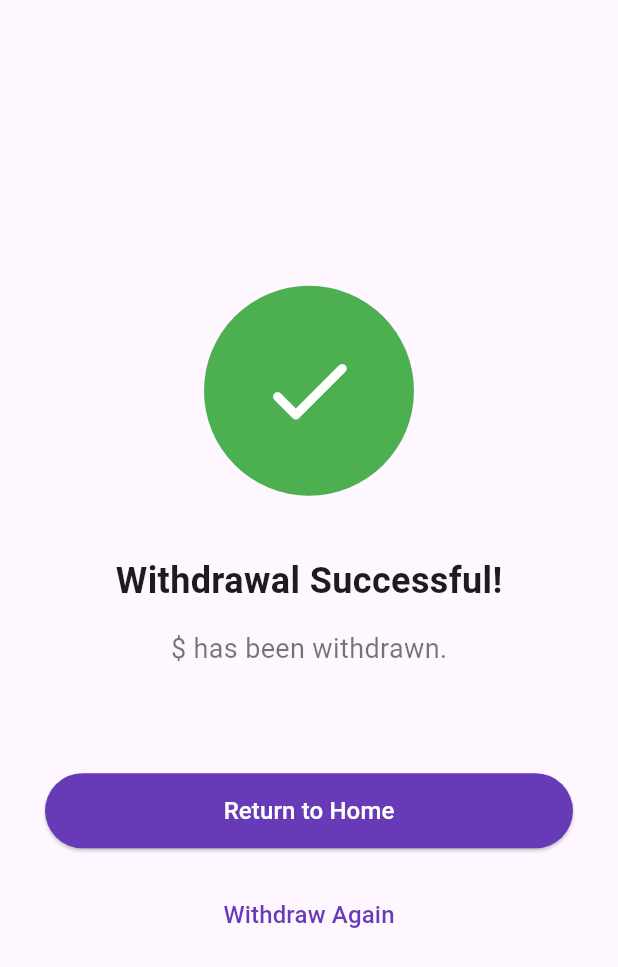
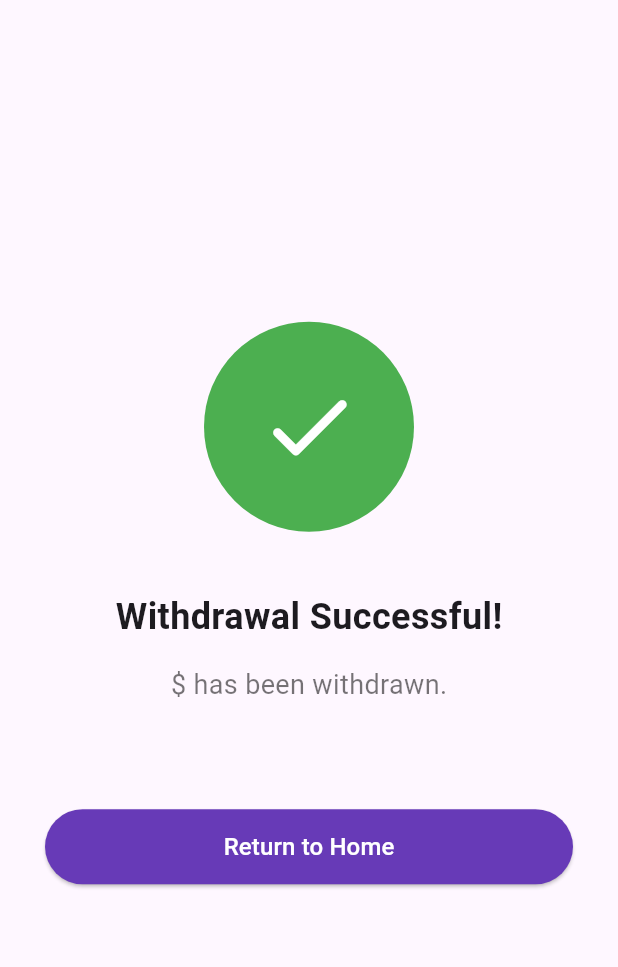
Before and after one commit to fanta1ty/flutter_e_wallet_app, a Flutter app: the _WithdrawSuccessPage screen opened directly with empty values, on a phone screen of 412 x 824 dp. Shown: the top 967 px of the screen. Run offline on Flutter 3.47's test engine with Material 3 defaults, Android fonts, the phone set to English and light mode, and no system bars; our stand-ins replace bloc, cloud_firestore, firebase_auth, firebase_core, flutter_bloc, google_fonts; accounts and stored records are empty.

Commit message:
Update withdraw_success.dart

```diff
--- a/e_wallet/lib/screen/withdraw_success/withdraw_success.dart
+++ b/e_wallet/lib/screen/withdraw_success/withdraw_success.dart
@@ -84,15 +84,6 @@ class _WithdrawSuccessPage extends StatelessWidget {
                 ),
               ),
               const SizedBox(height: 20),
-              TextButton(
-                onPressed: () {
-                  Navigator.pop(context); // Back to the withdraw screen
-                },
-                child: const Text(
-                  'Withdraw Again',
-                  style: TextStyle(fontSize: 16, color: Colors.deepPurple),
-                ),
-              ),
             ],
           ),
         ),
```
